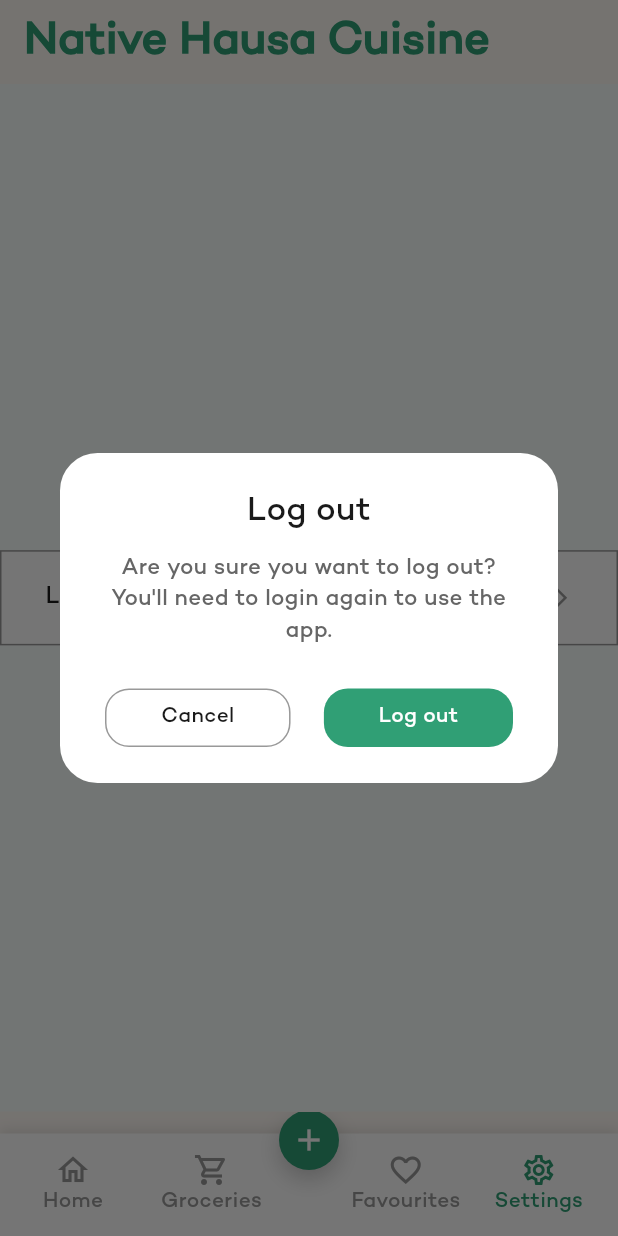
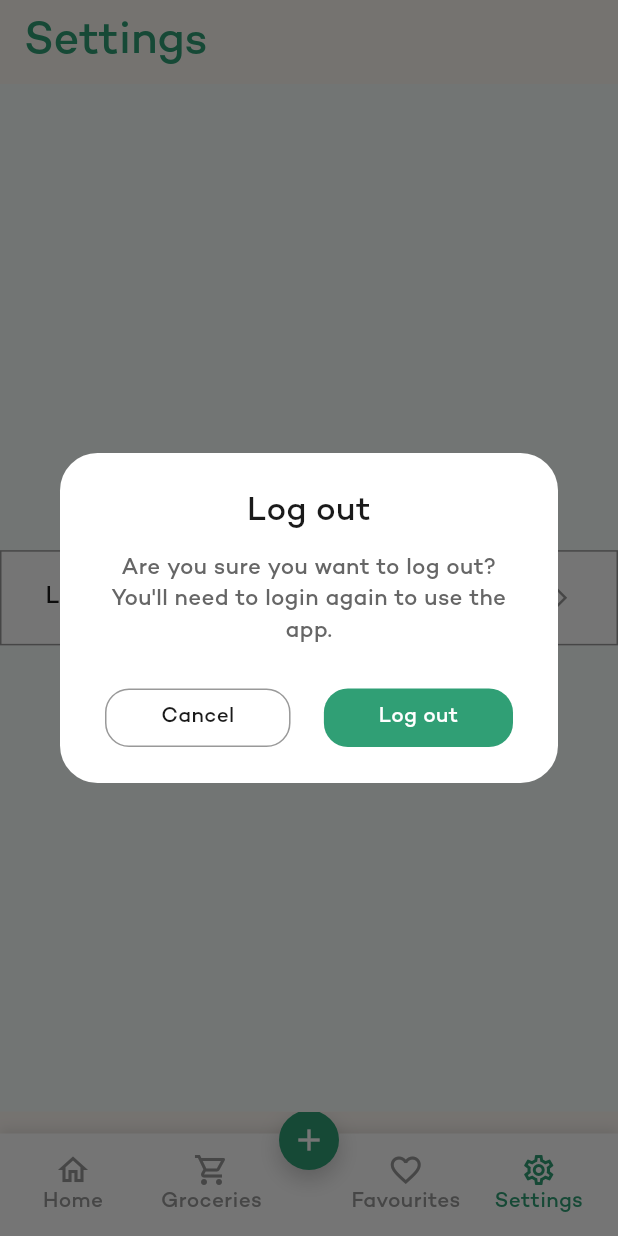
Before and after one commit to ebuka-c/cookish, a Flutter app: the HausaDishes screen opened by its route, item 4 of the bottom bar chosen, after a tap on "Logout", on a phone screen of 412 x 824 dp. Run offline on Flutter 3.47's test engine with Material 3 defaults, Android fonts, the phone set to English and light mode, and no system bars; our stand-ins replace cloud_firestore, device_preview, firebase_auth, firebase_core, get, get_storage and 1 more; accounts and stored records are empty.

Commit message:
logout dialog themeing

```diff
--- a/lib/constants/dummydata.dart
+++ b/lib/constants/dummydata.dart
@@ -1,3 +1,4 @@
+import 'package:cookish/constants/colors.dart';
 import 'package:cookish/screens/tribes/hausa/hausa_home.dart';
 import 'package:cookish/screens/tribes/igbo/igbo_home.dart';
 import 'package:cookish/screens/tribes/yoruba/yoruba_home_screen.dart';
@@ -27,19 +28,25 @@ List<Widget> hausaScreens = const [
   HausaHomeScreen(),
   Groceries(),
   Favourites(),
-  Settings()
+  Settings(
+    color: AppColors.appPrimary,
+  ),
 ];
 
 List<Widget> igboScreens = const [
   IgboHomeScreen(),
   Groceries(),
   Favourites(),
-  Settings()
+  Settings(
+    color: AppColors.appRed,
+  )
 ];
 
 List<Widget> yorubaScreens = const [
   YorubaHomeScreen(),
   Groceries(),
   Favourites(),
-  Settings()
+  Settings(
+    color: AppColors.appPurple,
+  )
 ];
--- a/lib/constants/images.dart
+++ b/lib/constants/images.dart
@@ -15,6 +15,7 @@ class AppImages {
   static const igbo = "$imgPath/igbo.png";
   static const yoruba = "$imgPath/yoruba.png";
   static const tuwo = "$imgPath/tuwo.png";
+  static const dishPlaceholder = "$imgPath/serving-dish.png";
 
   //:LIST OF JPEG IMAGES://
   static const miyan = "$jpgPath/miyan.jpg";
--- a/lib/controllers/auth_controller.dart
+++ b/lib/controllers/auth_controller.dart
@@ -76,7 +76,7 @@ class AuthController extends GetxController {
   }
 
   //logout
-  Future<bool> logoutwEmailPwd() async {
+  Future<bool> logout() async {
     isLoading.value = true;
     try {
       await FirebaseAuth.instance.signOut();
--- a/lib/screens/dialogs/logout_dialog.dart
+++ b/lib/screens/dialogs/logout_dialog.dart
@@ -7,7 +7,7 @@ import '../../constants/colors.dart';
 import '../../constants/custom_textstyles.dart';
 import '../../widgets/app_button.dart';
 
-Future<bool>? logOutDialog({required BuildContext context}) async {
+Future<bool>? logOutDialog({required BuildContext context, color}) async {
   final controller = Get.find<AuthController>();
 
   return await showDialog(
@@ -62,6 +62,7 @@ Future<bool>? logOutDialog({required BuildContext context}) async {
                             color: AppColors.white,
                             fontWeight: FontWeight.w600,
                           ),
+                          btnColor: color,
                           text: 'Log out',
                         );
                       })
--- a/lib/screens/nav_screens.dart/settings.dart
+++ b/lib/screens/nav_screens.dart/settings.dart
@@ -11,7 +11,8 @@ import '../dialogs/logout_dialog.dart';
 final _authC = Get.find<AuthController>();
 
 class Settings extends StatelessWidget {
-  const Settings({super.key});
+  const Settings({super.key, this.color});
+  final Color? color;
 
   @override
   Widget build(BuildContext context) {
@@ -21,9 +22,9 @@ class Settings extends StatelessWidget {
         child: InkWell(
           onTap: () async {
             //
-            final logOut = await logOutDialog(context: context);
+            final logOut = await logOutDialog(context: context, color: color);
             if (logOut ?? false) {
-              await _authC.logoutwEmailPwd();
+              await _authC.logout();
             }
           },
           child: Container(
--- a/lib/screens/tribes/hausa/hausa_dishes.dart
+++ b/lib/screens/tribes/hausa/hausa_dishes.dart
@@ -14,9 +14,19 @@ class HausaDishes extends StatefulWidget {
 
 class _HausaDishesState extends State<HausaDishes> {
   int navIndex = 0;
+  String title = '';
 
   @override
   Widget build(BuildContext context) {
+    if (navIndex == 0) {
+      title = 'Native Hausa Cuisine';
+    } else if (navIndex == 1) {
+      title = 'Groceries';
+    } else if (navIndex == 2) {
+      title = 'Favourites';
+    } else {
+      title = 'Settings';
+    }
     return Scaffold(
       backgroundColor: AppColors.homeBg,
       appBar: AppBar(
@@ -24,8 +34,9 @@ class _HausaDishesState extends State<HausaDishes> {
         automaticallyImplyLeading: false,
         centerTitle: false,
         title: Text(
-          'Native Hausa Cuisine',
-          style: titleLarge.copyWith(color: AppColors.appPrimary),
+          title,
+          style: titleLarge.copyWith(
+              color: AppColors.appPrimary, fontWeight: FontWeight.w600),
         ),
       ),
       body: hausaScreens[navIndex],
--- a/lib/screens/tribes/hausa/hausa_home.dart
+++ b/lib/screens/tribes/hausa/hausa_home.dart
@@ -1,6 +1,8 @@
 import 'dart:async';
 
+import 'package:cloud_firestore/cloud_firestore.dart';
 import 'package:cookish/page_routes/route_name.dart';
+import 'package:cookish/services/firebase/data.dart';
 import 'package:cookish/utilities/extensions.dart';
 import 'package:flutter/material.dart';
 import 'package:get/get.dart';
@@ -26,6 +28,9 @@ class _HausaHomeState extends State<HausaHomeScreen> {
   int _currentIndex = 0;
   late Timer _timer;
 
+  List<Map<String, dynamic>> _hausaDishes = [];
+  bool _isLoading = true;
+
   @override
   void initState() {
     super.initState();
@@ -40,6 +45,28 @@ class _HausaHomeState extends State<HausaHomeScreen> {
         );
       }
     });
+    FirebaseFirestore.instance.collection('hausa').get();
+    _fetchData();
+  }
+
+  Future<void> _fetchData() async {
+    try {
+      final querySnapshot =
+          await FirebaseFirestore.instance.collection('hausa').get();
+      final data = querySnapshot.docs.map((doc) => doc.data()).toList();
+      setState(() {
+        _hausaDishes = data.cast<Map<String, dynamic>>();
+        _isLoading = false;
+      });
+      print('DATA FETCHED::::::::');
+    } catch (e) {
+      // Handle errors here
+      print('Error fetching data: $e');
+      setState(() {
+        _isLoading = false;
+      });
+      print('DATA NOT FETCHED::::::::');
+    }
   }
 
   @override
@@ -59,8 +86,23 @@ class _HausaHomeState extends State<HausaHomeScreen> {
           crossAxisAlignment: CrossAxisAlignment.start,
           children: [
             SearchTextField(controller: _hausaFoodC),
-            SizedBox(height: 19.0.h),
-            //builder1
+            GestureDetector(
+                onTap: () {
+                  print(_hausaDishes);
+                },
+                child: Container(color: Colors.amber, height: 19.0.h)),
+
+            // Display loading indicator or data
+            // if (_isLoading)
+            //   Center(
+            //     child: CircularProgressIndicator(),
+            //   )
+            // else if (_hausaDishes.isEmpty)
+            //   Center(
+            //     child: Text('No data available'),
+            //   )
+            // else
+            //   //builder1
             Stack(
               alignment: Alignment.topRight,
               children: [
--- a/pubspec.yaml
+++ b/pubspec.yaml
@@ -19,6 +19,8 @@ dependencies:
   flutter_native_splash: ^2.4.4
   firebase_core: ^3.10.0
   firebase_auth: ^5.4.0
+  cloud_firestore: ^5.6.1
+  iconsax: ^0.0.8
 
 dev_dependencies:
   flutter_test:
```
Also changed, not shown: lib/screens/tribes/igbo/igbo_dishes.dart (+13 -2 lines), lib/screens/tribes/yoruba/yoruba_dishes.dart (+13 -2 lines), lib/services/firebase/auth_methods.dart (deleted, +0 -26 lines), lib/services/firebase/data.dart (added, +9 -0 lines), lib/widgets/refresh_indicator.dart (added, +19 -0 lines), assets/images/png/serving-dish.png (added), pubspec.lock, 3 other files.
